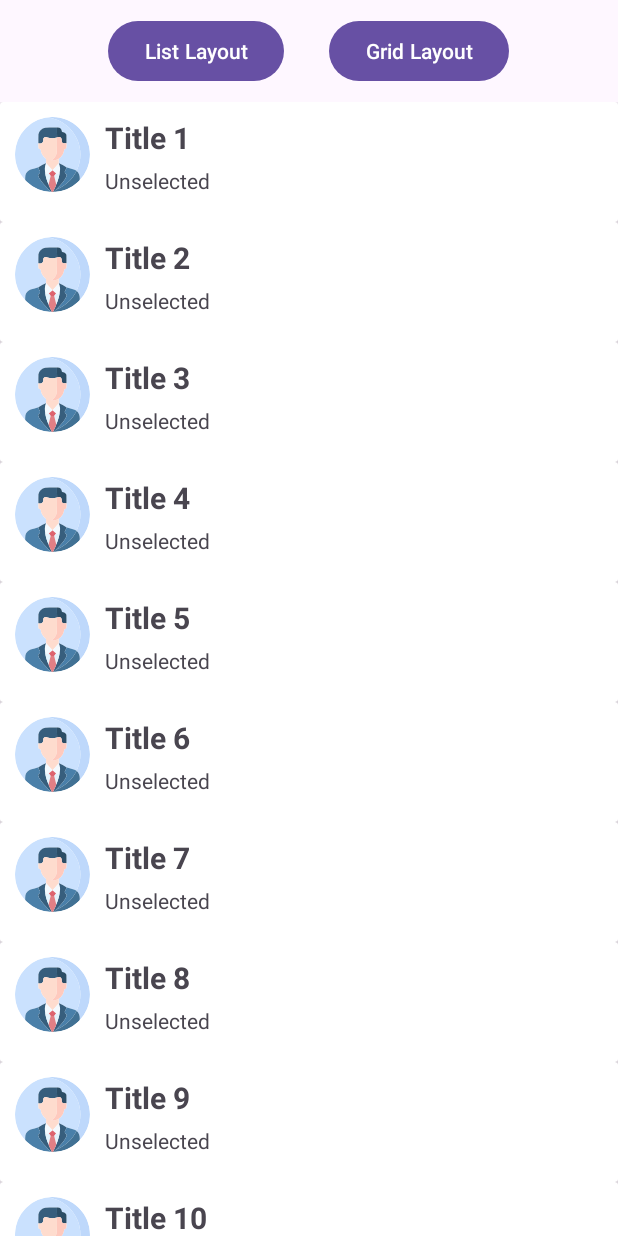
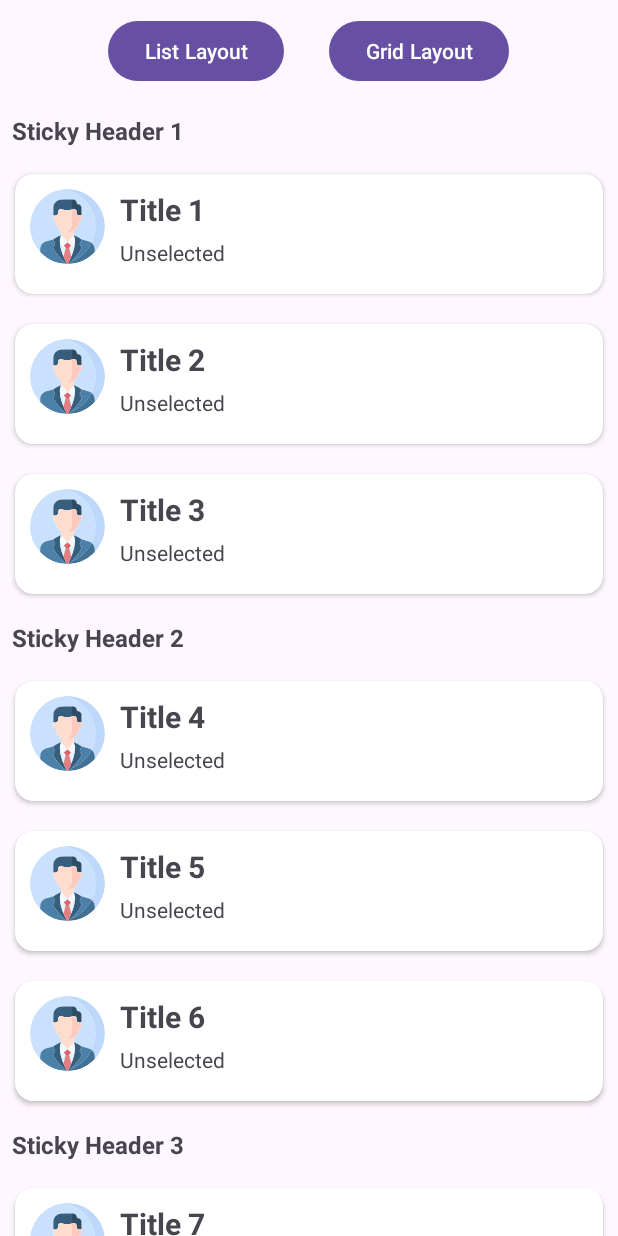
Before and after one commit to proptit-mobile-d21/011-Android-RecyclerView, an Android app: the screen it shows after launch (MainActivity), after a tap on "List Layout", on a phone screen of 412 x 824 dp. Run offline under Robolectric (Android 15) with nearby library versions, the phone set to English and light mode, and no system bars; our stand-ins replace CircleImageView.

Commit message:
Add Header

```diff
--- a/app/src/main/java/dev/proptit/recyclerview/Adapter/ItemAdapter.kt
+++ b/app/src/main/java/dev/proptit/recyclerview/Adapter/ItemAdapter.kt
@@ -1,17 +1,21 @@
 package dev.proptit.recyclerview.Adapter
 
 import android.view.LayoutInflater
-import android.view.View
 import android.view.ViewGroup
-import android.widget.ImageView
-import android.widget.TextView
 import androidx.recyclerview.widget.RecyclerView
-import dev.proptit.recyclerview.Item
+import dev.proptit.recyclerview.Model.Item
 import dev.proptit.recyclerview.Listener.ItemListener
-import dev.proptit.recyclerview.R
+import dev.proptit.recyclerview.Model.Header
 import dev.proptit.recyclerview.databinding.ItemCircleBinding
+import dev.proptit.recyclerview.databinding.ItemHeaderBinding
 
-class ItemAdapter(private val itemData : List<Item>, private val listener : ItemListener) : RecyclerView.Adapter<ItemAdapter.ItemViewHolder>() {
+class ItemAdapter(private val itemData : List<Any>, private val listener : ItemListener) : RecyclerView.Adapter<RecyclerView.ViewHolder>() {
+
+    companion object{
+        const val TYPE_HEADER = 0
+        const val TYPE_ITEM = 1
+    }
+
     class ItemViewHolder(private val binding: ItemCircleBinding, private val listener : ItemListener) : RecyclerView.ViewHolder(binding.root){
         fun bind(item : Item){
             binding.apply {
@@ -29,21 +33,52 @@ class ItemAdapter(private val itemData : List<Item>, private val listener : Item
         }
     }
 
-    override fun onCreateViewHolder(parent: ViewGroup, viewType: Int): ItemViewHolder {
-        return ItemViewHolder(
-            ItemCircleBinding.inflate(
-                LayoutInflater.from(parent.context), parent, false),
-            listener)
-    }
-    override fun getItemCount(): Int {
-        if(itemData != null){
-            return itemData.size
+    class HeaderViewHolder(private val binding : ItemHeaderBinding) : RecyclerView.ViewHolder(binding.root){
+        fun bind(header : Header){
+            binding.root.text = header.header
         }
-        return 0
     }
 
-    override fun onBindViewHolder(holder: ItemViewHolder, position: Int) {
-        val currentItem = itemData[position]
-        holder.bind(currentItem)
+
+    override fun onBindViewHolder(holder: RecyclerView.ViewHolder, position: Int) {
+        when(holder){
+            is ItemViewHolder -> {
+                val item = itemData[position] as Item
+                holder.bind(item)
+            }
+            is HeaderViewHolder -> {
+                val header = itemData[position] as Header
+                holder.bind(header)
+            }
+        }
     }
+
+    override fun onCreateViewHolder(parent: ViewGroup, viewType: Int): RecyclerView.ViewHolder {
+        return when (viewType){
+            TYPE_HEADER -> {
+                val binding = ItemHeaderBinding.inflate(LayoutInflater.from(parent.context), parent, false)
+                HeaderViewHolder(binding)
+            }
+
+            TYPE_ITEM -> {
+                val binding = ItemCircleBinding.inflate(LayoutInflater.from(parent.context), parent, false)
+                ItemViewHolder(binding, listener)
+            }
+
+            else -> throw IllegalArgumentException("Invalid view type")
+        }
+    }
+
+    override fun getItemViewType(position: Int): Int {
+        if(itemData[position] is Header){
+            return TYPE_HEADER
+        }
+        return TYPE_ITEM
+    }
+
+    override fun getItemCount(): Int {
+        return itemData.size
+    }
+
+
 }
--- a/app/src/main/java/dev/proptit/recyclerview/Listener/ItemListener.kt
+++ b/app/src/main/java/dev/proptit/recyclerview/Listener/ItemListener.kt
@@ -1,6 +1,6 @@
 package dev.proptit.recyclerview.Listener
 
-import dev.proptit.recyclerview.Item
+import dev.proptit.recyclerview.Model.Item
 
 interface ItemListener {
     fun onItemClick(item : Item, position: Int)
--- a/app/src/main/java/dev/proptit/recyclerview/MainActivity.kt
+++ b/app/src/main/java/dev/proptit/recyclerview/MainActivity.kt
@@ -2,9 +2,7 @@ package dev.proptit.recyclerview
 
 import androidx.appcompat.app.AppCompatActivity
 import android.os.Bundle
-import android.view.View
 import android.widget.Toast
-import androidx.lifecycle.ViewModel
 import androidx.recyclerview.widget.GridLayoutManager
 import androidx.recyclerview.widget.ItemTouchHelper
 import androidx.recyclerview.widget.LinearLayoutManager
@@ -12,21 +10,26 @@ import androidx.recyclerview.widget.RecyclerView
 import com.google.android.material.snackbar.Snackbar
 import dev.proptit.recyclerview.Adapter.ItemAdapter
 import dev.proptit.recyclerview.Listener.ItemListener
+import dev.proptit.recyclerview.Model.Header
+import dev.proptit.recyclerview.Model.Item
 import dev.proptit.recyclerview.databinding.ActivityMainBinding
-import java.util.Collections
 
 class MainActivity : AppCompatActivity() {
     private lateinit var binding : ActivityMainBinding
     private val itemData = mutableListOf(
+        Header("Sticky Header 1"),
         Item(R.drawable.profile, "Title 1", "Unselected"),
         Item(R.drawable.profile, "Title 2", "Unselected"),
         Item(R.drawable.profile, "Title 3", "Unselected"),
+        Header("Sticky Header 2"),
         Item(R.drawable.profile, "Title 4", "Unselected"),
         Item(R.drawable.profile, "Title 5", "Unselected"),
         Item(R.drawable.profile, "Title 6", "Unselected"),
+        Header("Sticky Header 3"),
         Item(R.drawable.profile, "Title 7", "Unselected"),
         Item(R.drawable.profile, "Title 8", "Unselected"),
         Item(R.drawable.profile, "Title 9", "Unselected"),
+        Header("Sticky Header 4"),
         Item(R.drawable.profile, "Title 10", "Unselected"),
     )
     override fun onCreate(savedInstanceState: Bundle?) {
@@ -92,7 +95,8 @@ class MainActivity : AppCompatActivity() {
 
                 override fun onSwiped(viewHolder: RecyclerView.ViewHolder, direction: Int) {
                     val position = viewHolder.adapterPosition
-                    val item = itemData[position]
+                    val item = itemData[position] as Item
+                    if(item is Item){
                         itemData.removeAt(position)
                         binding.recyclerView.adapter?.notifyItemRemoved(position)
                         val message = "${item.title} Deleted"
@@ -102,6 +106,8 @@ class MainActivity : AppCompatActivity() {
                                 binding.recyclerView.adapter?.notifyItemInserted(position)
                             }.show()
                     }
+
+                }
             }
         )
         touchHelper.attachToRecyclerView(binding.recyclerView)
--- /dev/null
+++ b/app/src/main/java/dev/proptit/recyclerview/Model/Header.kt
@@ -0,0 +1,3 @@
+package dev.proptit.recyclerview.Model
+
+data class Header(val header : String)
--- a/app/src/main/java/dev/proptit/recyclerview/Item.kt
+++ b/app/src/main/java/dev/proptit/recyclerview/Model/Item.kt
@@ -1,3 +1,3 @@
-package dev.proptit.recyclerview
+package dev.proptit.recyclerview.Model
 
 data class Item(val image : Int, val title: String, var description: String, var isSelected : Boolean = false)
--- a/app/src/main/res/layout/item_circle.xml
+++ b/app/src/main/res/layout/item_circle.xml
@@ -2,7 +2,11 @@
 <androidx.cardview.widget.CardView xmlns:android="http://schemas.android.com/apk/res/android"
     android:layout_width="match_parent"
     android:layout_height="80dp"
-    >
+    xmlns:app="http://schemas.android.com/apk/res-auto"
+    android:elevation="24dp"
+    app:cardMaxElevation="24dp"
+    app:cardCornerRadius="12dp"
+    android:layout_margin="10dp">
     <RelativeLayout
         android:layout_width="match_parent"
         android:layout_height="match_parent"
--- /dev/null
+++ b/app/src/main/res/layout/item_header.xml
@@ -0,0 +1,11 @@
+<?xml version="1.0" encoding="utf-8"?>
+<TextView xmlns:android="http://schemas.android.com/apk/res/android"
+    xmlns:tools="http://schemas.android.com/tools"
+    android:layout_width="match_parent"
+    android:layout_height="wrap_content"
+    android:padding="8dp"
+    android:textStyle="bold"
+    android:textSize="16sp"
+    tools:text="Header">
+
+</TextView>
```
Lines whose indentation alone changed are shown as unchanged.
